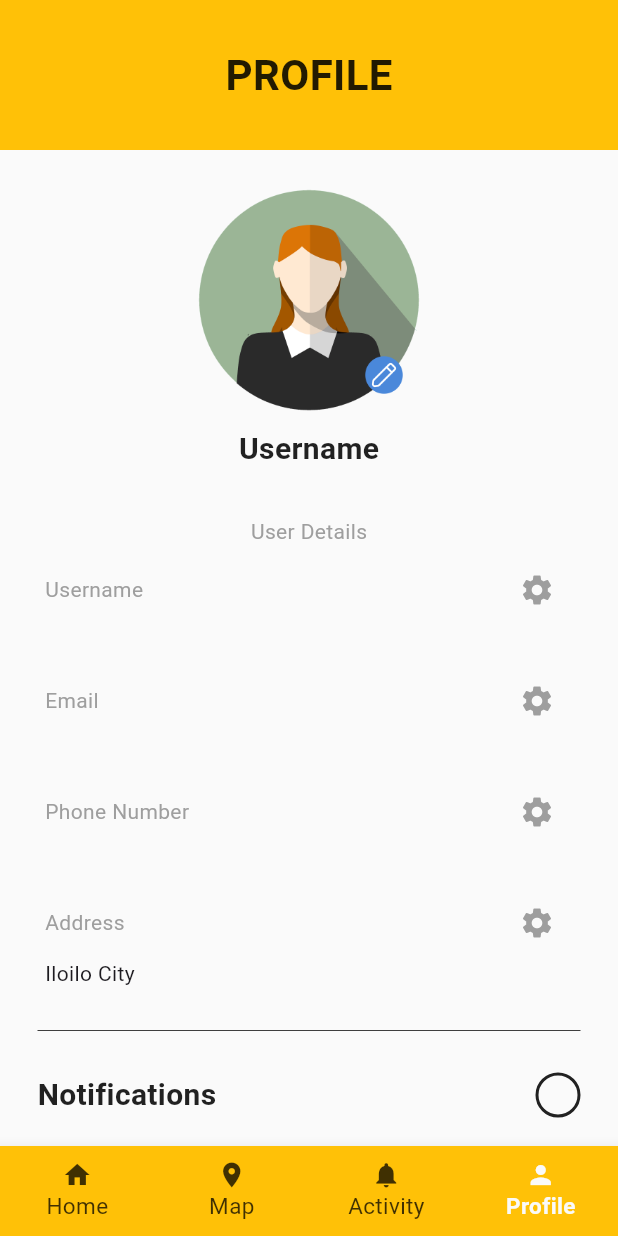
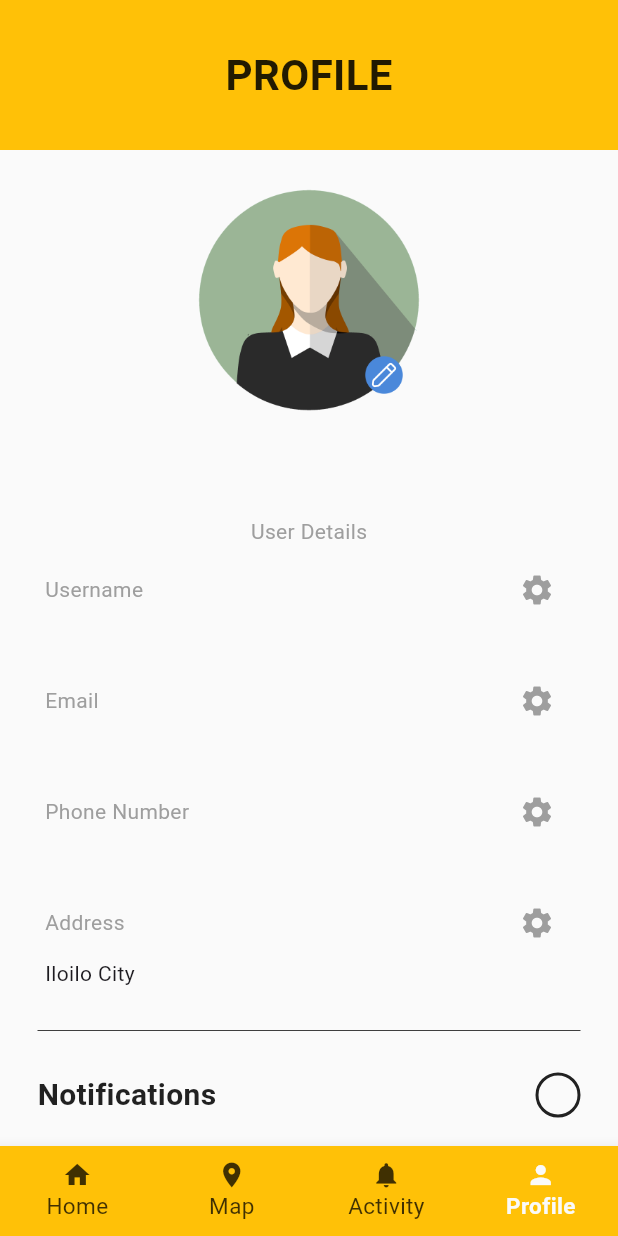
Before and after one commit to matchaejayyy/TAXI-BUDDY, a Flutter app: the screen it shows once a user with an empty profile is signed in, item 4 of the bottom bar chosen, on a phone screen of 412 x 824 dp. Run offline on Flutter 3.47's test engine with Material 3 defaults, Android fonts, the phone set to English and light mode, and no system bars; our stand-ins replace cloud_firestore, firebase_auth, firebase_core, google_maps_flutter, google_sign_in, location and 1 more; missing offline and left inert: flutter_polyline_points; accounts and stored records are empty.

Commit message:
update marker, removed username

```diff
--- a/flutter_application_1/lib/pages/map_page.dart
+++ b/flutter_application_1/lib/pages/map_page.dart
@@ -495,7 +495,7 @@ class _MapPageState extends State<MapPage> {
         // Update the marker position
         markers[_currentLocationMarkerId] = Marker(
           markerId: _currentLocationMarkerId,
-          icon: BitmapDescriptor.defaultMarker,
+          icon: BitmapDescriptor.defaultMarkerWithHue(BitmapDescriptor.hueYellow),
           position: _currentP,
         );
 
--- a/flutter_application_1/lib/pages/profile_page.dart
+++ b/flutter_application_1/lib/pages/profile_page.dart
@@ -130,7 +130,7 @@ class _ProfilePageState extends State<ProfilePage> {
                             mainAxisAlignment: MainAxisAlignment.center,
                             children: [
                               Text(
-                                "Username",
+                                "",
                                 style: TextStyle(
                                   fontSize: 20,
                                   fontWeight: FontWeight.bold,
```
